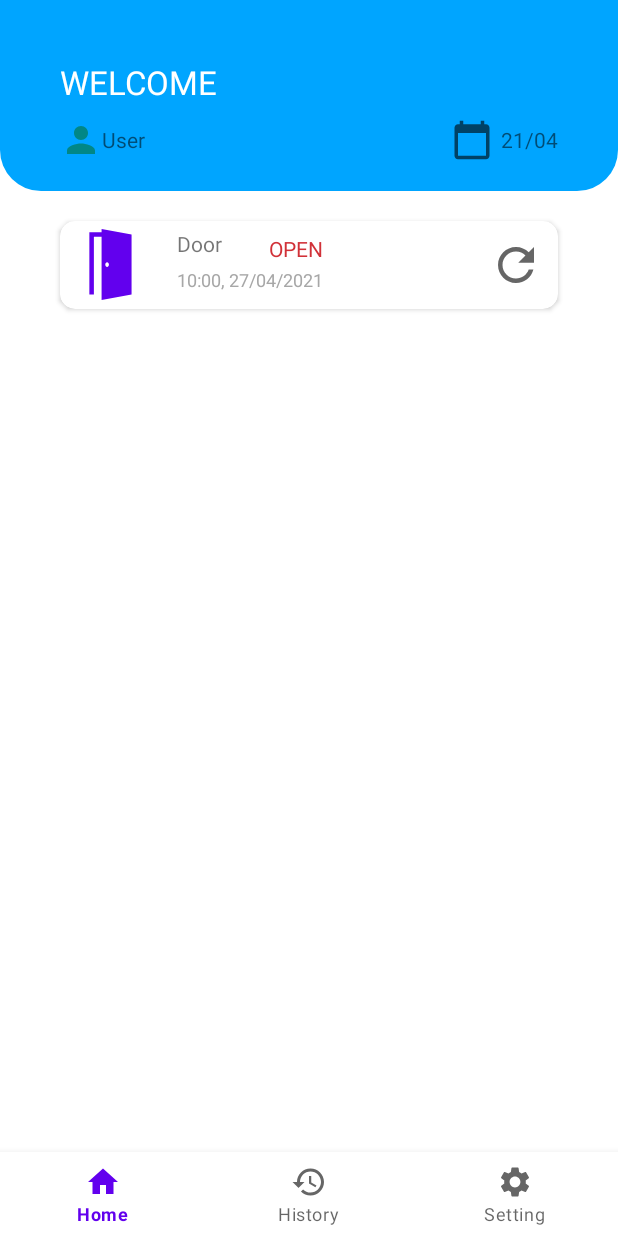
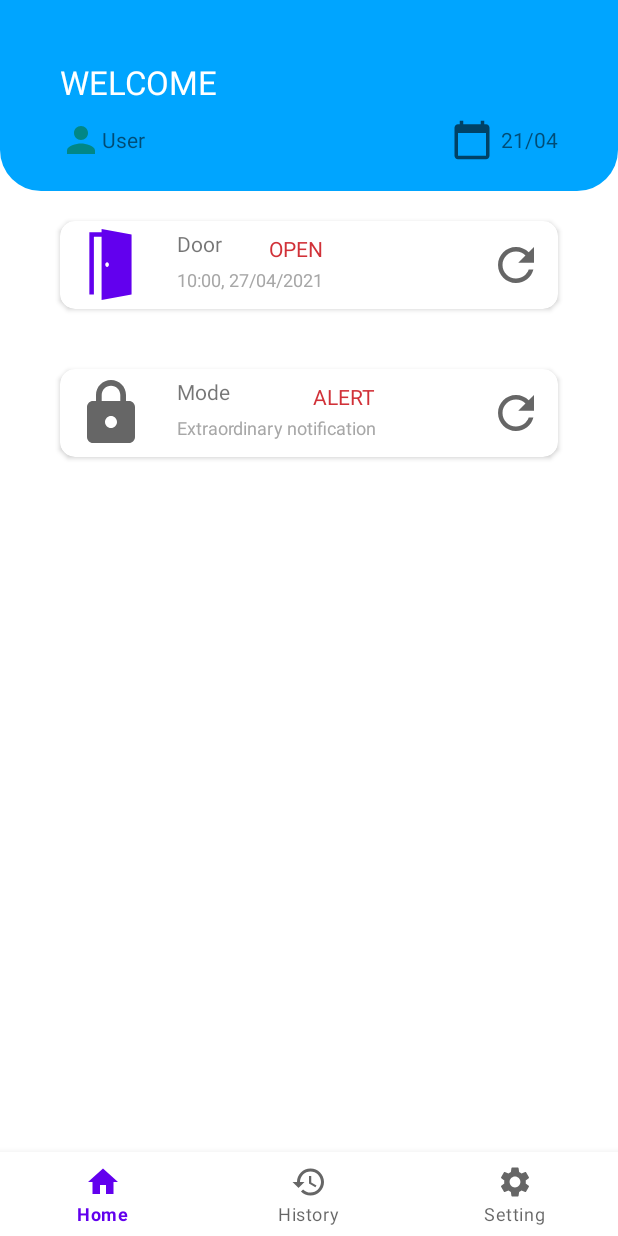
Before and after one commit to minhngh/Multidisciplinary-Project, an Android app: the HomeFragment screen opened directly, with no data from a screen before it, on a phone screen of 412 x 824 dp. Run offline under Robolectric (Android 15) with nearby library versions, the phone set to English and light mode, and no system bars; our stand-ins replace navigation-ui.

Commit message:
xml home add mode

```diff
--- /dev/null
+++ b/App/SecurityCamera/app/src/main/res/drawable/ic_baseline_lock_24.xml
@@ -0,0 +1,10 @@
+<vector xmlns:android="http://schemas.android.com/apk/res/android"
+    android:width="24dp"
+    android:height="24dp"
+    android:viewportWidth="24"
+    android:viewportHeight="24"
+    android:tint="?attr/colorControlNormal">
+  <path
+      android:fillColor="@android:color/white"
+      android:pathData="M18,8h-1L17,6c0,-2.76 -2.24,-5 -5,-5S7,3.24 7,6v2L6,8c-1.1,0 -2,0.9 -2,2v10c0,1.1 0.9,2 2,2h12c1.1,0 2,-0.9 2,-2L20,10c0,-1.1 -0.9,-2 -2,-2zM12,17c-1.1,0 -2,-0.9 -2,-2s0.9,-2 2,-2 2,0.9 2,2 -0.9,2 -2,2zM15.1,8L8.9,8L8.9,6c0,-1.71 1.39,-3.1 3.1,-3.1 1.71,0 3.1,1.39 3.1,3.1v2z"/>
+</vector>
--- a/App/SecurityCamera/app/src/main/res/layout/fragment_home.xml
+++ b/App/SecurityCamera/app/src/main/res/layout/fragment_home.xml
@@ -126,5 +126,79 @@
                 android:layout_alignParentEnd="true"
                 android:layout_centerVertical="true"/>
         </RelativeLayout>
+
+    </androidx.cardview.widget.CardView>
+
+
+    <androidx.cardview.widget.CardView
+        android:layout_width="match_parent"
+        android:layout_height="wrap_content"
+        android:layout_gravity="center_horizontal"
+        android:layout_marginHorizontal="40dp"
+        android:layout_marginVertical="20dp"
+        app:cardElevation="2dp"
+        app:cardCornerRadius="10dp">
+        <RelativeLayout
+            android:layout_width="match_parent"
+            android:layout_height="wrap_content"
+            android:paddingHorizontal="10dp"
+            android:paddingVertical="5dp">
+            <ImageView
+                android:id="@+id/iv_lock"
+                android:layout_width="48dp"
+                android:layout_height="48dp"
+                android:src="@drawable/ic_baseline_lock_24"
+                android:contentDescription="" />
+
+            <androidx.constraintlayout.widget.ConstraintLayout
+                android:layout_width="match_parent"
+                android:layout_height="wrap_content"
+                android:paddingStart="20dp"
+                android:layout_toEndOf="@id/iv_lock"
+                android:layout_alignTop="@id/iv_lock"
+                android:layout_alignBottom="@id/iv_lock">
+
+                <TextView
+                    android:id="@+id/tv_mode"
+                    android:layout_width="wrap_content"
+                    android:layout_height="wrap_content"
+                    android:text="Mode"
+                    app:layout_constraintStart_toStartOf="parent"
+                    app:layout_constraintTop_toTopOf="parent" />
+
+                <TextView
+                    android:id="@+id/tv_des"
+                    android:layout_width="wrap_content"
+                    android:layout_height="wrap_content"
+                    android:text="Extraordinary notification"
+                    android:textColor="#a7a7a7"
+                    android:textSize="12sp"
+                    app:layout_constraintStart_toStartOf="parent"
+                    app:layout_constraintTop_toBottomOf="@id/tv_mode"
+                    app:layout_constraintBottom_toBottomOf="parent"/>
+
+                <TextView
+                    android:id="@+id/tv_mode_value"
+                    android:layout_width="wrap_content"
+                    android:layout_height="wrap_content"
+                    android:text="ALERT"
+                    android:textColor="#d13138"
+                    app:layout_constraintTop_toTopOf="parent"
+                    app:layout_constraintBottom_toTopOf="@id/tv_des"
+                    app:layout_constraintEnd_toEndOf="@id/tv_des"
+                    />
+
+            </androidx.constraintlayout.widget.ConstraintLayout>
+            <ImageButton
+                android:id="@+id/ib_reload_mode"
+                android:layout_width="36dp"
+                android:layout_height="36dp"
+                android:scaleType="fitCenter"
+                android:background="@color/white"
+                android:src="@drawable/ic_baseline_refresh_24"
+                android:layout_alignParentEnd="true"
+                android:layout_centerVertical="true"/>
+        </RelativeLayout>
+
     </androidx.cardview.widget.CardView>
 </LinearLayout>
```
